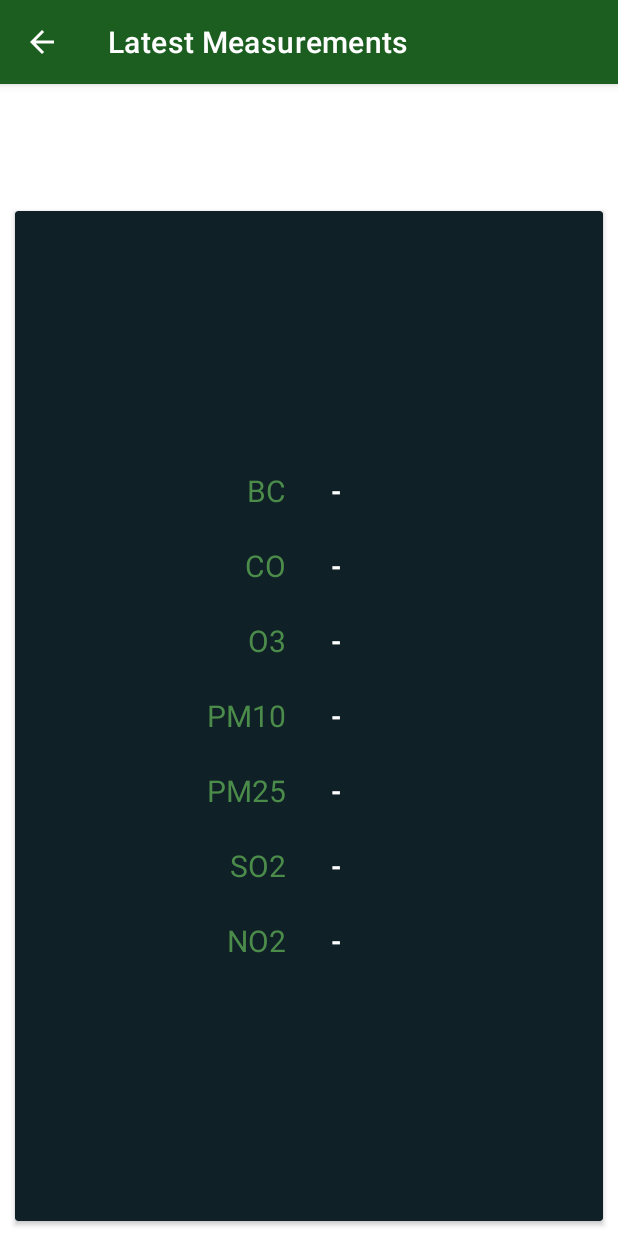
After one commit to sadoMasupilami/eatitall, an Android app: the MeasurementActivity screen opened directly, with no data from a screen before it, on a phone screen of 412 x 824 dp. The commit adds this screen. Run offline under Robolectric (Android 15) with nearby library versions, the phone set to English and light mode, and no system bars; our stand-ins replace Room's generated code.

Commit message:
measurements added, broadcast receiver, connectivity change event

```diff
--- a/app/src/main/AndroidManifest.xml
+++ b/app/src/main/AndroidManifest.xml
@@ -1,6 +1,7 @@
 <manifest xmlns:android="http://schemas.android.com/apk/res/android"
     package="at.fhjoanneum.airkoality">
 
+    <uses-permission android:name="android.permission.ACCESS_NETWORK_STATE" />
     <uses-permission android:name="android.permission.INTERNET"></uses-permission>
 
 
@@ -22,5 +23,7 @@
             </intent-filter>
         </activity>
 
+        <activity android:name=".ui.MeasurementActivity"></activity>
+
     </application>
 </manifest>
--- /dev/null
+++ b/app/src/main/java/at/fhjoanneum/airkoality/db/room/LatestMeasurementDAO.java
@@ -0,0 +1,17 @@
+package at.fhjoanneum.airkoality.db.room;
+
+import androidx.room.Dao;
+import androidx.room.Insert;
+import androidx.room.OnConflictStrategy;
+import androidx.room.Query;
+
+import at.fhjoanneum.airkoality.model.LatestMeasurements;
+
+@Dao
+public interface LatestMeasurementDAO {
+    @Insert(onConflict = OnConflictStrategy.REPLACE)
+    void add(LatestMeasurements latestMeasurements);
+
+    @Query("Select * from latestMeasurements where locationName = :locationName")
+    LatestMeasurements getForLocation(String locationName);
+}
--- /dev/null
+++ b/app/src/main/java/at/fhjoanneum/airkoality/ui/MeasurementActivity.java
@@ -0,0 +1,201 @@
+package at.fhjoanneum.airkoality.ui;
+
+import android.content.BroadcastReceiver;
+import android.content.Context;
+import android.content.Intent;
+import android.content.IntentFilter;
+import android.net.ConnectivityManager;
+import android.net.NetworkInfo;
+import android.os.Bundle;
+import android.telecom.ConnectionService;
+import android.widget.TextView;
+
+import androidx.annotation.Nullable;
+import androidx.appcompat.app.AppCompatActivity;
+
+import org.json.JSONArray;
+import org.json.JSONException;
+import org.json.JSONObject;
+
+import java.util.ArrayList;
+
+import at.fhjoanneum.airkoality.R;
+import at.fhjoanneum.airkoality.db.room.AirKoalityDB;
+import at.fhjoanneum.airkoality.model.LatestMeasurements;
+import at.fhjoanneum.airkoality.model.Measurement;
+import at.fhjoanneum.airkoality.network.HttpsGetTask;
+import at.fhjoanneum.airkoality.network.RequestCallback;
+
+public class MeasurementActivity extends AppCompatActivity implements RequestCallback {
+
+    private AirKoalityDB database;
+
+    private String locationName;
+
+    private TextView tvLocation;
+    private TextView tvBCvalue;
+    private TextView tvCOvalue;
+    private TextView tvO3value;
+    private TextView tvPM10value;
+    private TextView tvPM25value;
+    private TextView tvSO2value;
+    private TextView tvNO2value;
+
+    private NetworkStateReceiver networkStateReceiver;
+
+    @Override
+    protected void onCreate(@Nullable Bundle savedInstanceState) {
+        super.onCreate(savedInstanceState);
+        setContentView(R.layout.activity_measurement);
+
+        tvLocation = findViewById(R.id.tvLocation);
+        tvBCvalue = findViewById(R.id.tvBCvalue);
+        tvCOvalue = findViewById(R.id.tvCOvalue);
+        tvO3value = findViewById(R.id.tvO3value);
+        tvPM10value = findViewById(R.id.tvPM10value);
+        tvPM25value = findViewById(R.id.tvPM25value);
+        tvSO2value = findViewById(R.id.tvSO2value);
+        tvNO2value = findViewById(R.id.tvNO2value);
+
+        locationName = getIntent().getStringExtra("location_name");
+
+        tvLocation.setText(locationName);
+        database = AirKoalityDB.getInstance(this);
+
+        getSupportActionBar().setDisplayHomeAsUpEnabled(true);
+        getSupportActionBar().setDisplayShowHomeEnabled(true);
+
+        setTitle(R.string.latest_measurements);
+
+        networkStateReceiver = new NetworkStateReceiver();
+
+        fetchLatestMeasurements(locationName);
+    }
+
+    @Override
+    protected void onResume() {
+        super.onResume();
+        IntentFilter intentFilter = new IntentFilter();
+        intentFilter.addAction("android.net.conn.CONNECTIVITY_CHANGE");
+        registerReceiver(networkStateReceiver, intentFilter);
+    }
+
+    @Override
+    protected void onPause() {
+        super.onPause();
+        unregisterReceiver(networkStateReceiver);
+    }
+
+    @Override
+    public boolean onSupportNavigateUp() {
+        onBackPressed();
+        return true;
+    }
+
+    private void fetchLatestMeasurements(String locationName) {
+        HttpsGetTask httpsGetTask = new HttpsGetTask(this);
+        httpsGetTask.execute("https://api.openaq.org/v1/latest?location=" + locationName);
+    }
+
+    @Override
+    public void onRequestStart() {
+    }
+
+    @Override
+    public void onResult(String result) {
+        new Thread(() -> {
+            LatestMeasurements latestMeasurements;
+
+            if (result == null) {
+                latestMeasurements = database.latestMeasurementDAO().getForLocation(locationName);
+            } else {
+                latestMeasurements = parseLatestMeasurements(result);
+                if (latestMeasurements != null) {
+                    database.latestMeasurementDAO().add(latestMeasurements);
+                }
+            }
+
+            updateUI(latestMeasurements);
+
+        }).start();
+    }
+
+    public void updateUI(LatestMeasurements latestMeasurements) {
+        if (latestMeasurements != null) {
+            runOnUiThread(() -> {
+                for (Measurement measurement : latestMeasurements.getMeasurements()) {
+                    String valueString = "" + measurement.getValue() + " " + measurement.getUnit();
+                    switch (measurement.getParameter().toLowerCase()) {
+                        case "bc":
+                            tvBCvalue.setText(valueString);
+                            break;
+                        case "co":
+                            tvCOvalue.setText(valueString);
+                            break;
+                        case "no2":
+                            tvNO2value.setText(valueString);
+                            break;
+                        case "o3":
+                            tvO3value.setText(valueString);
+                            break;
+                        case "pm10":
+                            tvPM10value.setText(valueString);
+                            break;
+                        case "pm25":
+                            tvPM25value.setText(valueString);
+                            break;
+                        case "so2":
+                            tvSO2value.setText(valueString);
+                            break;
+                    }
+                }
+            });
+        }
+    }
+
+
+    private LatestMeasurements parseLatestMeasurements(String json) {
+        LatestMeasurements latestMeasurements = null;
+        try {
+            JSONObject jsonObject = new JSONObject(json);
+            JSONArray results = jsonObject.getJSONArray("results");
+            JSONObject result = results.getJSONObject(0);
+            JSONArray measurementsArray = result.getJSONArray("measurements");
+
+
+            latestMeasurements = new LatestMeasurements();
+            latestMeasurements.setLocationName(result.getString("location"));
+
+            ArrayList<Measurement> measurements = new ArrayList<>();
+            for (int i = 0; i < measurementsArray.length(); i++) {
+                JSONObject measurementResult = measurementsArray.getJSONObject(i);
+                String parameter = measurementResult.getString("parameter");
+                double value = measurementResult.getDouble("value");
+                String unit = measurementResult.getString("unit");
+                measurements.add(new Measurement(parameter, value, unit));
+            }
+            latestMeasurements.setMeasurements(measurements);
+        } catch (JSONException e) {
+            e.printStackTrace();
+        }
+        return latestMeasurements;
+    }
+
+    class NetworkStateReceiver extends BroadcastReceiver {
+
+        @Override
+        public void onReceive(Context context, Intent intent) {
+            if (isConnected(context)) {
+                fetchLatestMeasurements(locationName);
+            }
+        }
+
+        private boolean isConnected(Context context) {
+            ConnectivityManager cm = (ConnectivityManager) context.getSystemService(Context.CONNECTIVITY_SERVICE);
+
+            NetworkInfo networkInfo = cm.getActiveNetworkInfo();
+
+            return (networkInfo != null && networkInfo.isConnected());
+        }
+    }
+}
--- /dev/null
+++ b/app/src/main/res/layout/activity_measurement.xml
@@ -0,0 +1,190 @@
+<?xml version="1.0" encoding="utf-8"?>
+<LinearLayout xmlns:android="http://schemas.android.com/apk/res/android"
+    xmlns:app="http://schemas.android.com/apk/res-auto"
+    android:layout_width="match_parent"
+    android:layout_height="match_parent"
+    android:gravity="center"
+    android:orientation="vertical">
+
+    <TextView
+        android:id="@+id/tvLocation"
+        android:layout_width="wrap_content"
+        android:layout_height="wrap_content"
+        android:layout_gravity="center"
+        android:gravity="center"
+        android:padding="20dp"
+        android:text=""
+        android:textColor="@color/primaryLightColor"
+        android:textSize="25sp"
+        android:textStyle="bold" />
+
+    <androidx.cardview.widget.CardView
+        android:layout_width="match_parent"
+        android:layout_height="0dp"
+        android:layout_gravity="center"
+        android:layout_margin="10dp"
+        android:layout_weight="1"
+        app:cardBackgroundColor="@color/secondaryDarkColor">
+
+        <TableLayout
+            android:layout_width="match_parent"
+            android:layout_height="wrap_content"
+            android:layout_gravity="center"
+            android:gravity="center">
+
+            <TableRow
+                android:gravity="center"
+                android:paddingLeft="5dp"
+                android:paddingRight="5dp">
+
+                <TextView
+                    style="@style/MeasurementLabel"
+                    android:layout_width="0dp"
+                    android:layout_height="@dimen/measurement_label_size"
+                    android:layout_weight="1"
+                    android:text="BC" />
+
+                <TextView
+                    android:id="@+id/tvBCvalue"
+                    style="@style/MeasurementValueText"
+                    android:layout_width="0dp"
+                    android:layout_height="wrap_content"
+                    android:layout_gravity="start|center_vertical"
+                    android:layout_weight="1"
+                    android:text="-" />
+            </TableRow>
+
+            <TableRow
+                android:gravity="center"
+                android:paddingLeft="5dp"
+                android:paddingRight="5dp">
+
+                <TextView
+                    style="@style/MeasurementLabel"
+                    android:layout_width="0dp"
+                    android:layout_height="@dimen/measurement_label_size"
+                    android:layout_weight="1"
+                    android:text="CO" />
+
+                <TextView
+                    android:id="@+id/tvCOvalue"
+                    style="@style/MeasurementValueText"
+                    android:layout_width="0dp"
+                    android:layout_height="wrap_content"
+                    android:layout_gravity="start|center_vertical"
+                    android:layout_weight="1"
+                    android:text="-" />
+            </TableRow>
+
+            <TableRow
+                android:gravity="center"
+                android:paddingLeft="5dp"
+                android:paddingRight="5dp">
+
+                <TextView
+                    style="@style/MeasurementLabel"
+                    android:layout_width="0dp"
+                    android:layout_height="@dimen/measurement_label_size"
+                    android:layout_weight="1"
+                    android:text="O3" />
+
+                <TextView
+                    android:id="@+id/tvO3value"
+                    style="@style/MeasurementValueText"
+                    android:layout_width="0dp"
+                    android:layout_height="wrap_content"
+                    android:layout_gravity="start|center_vertical"
+                    android:layout_weight="1"
+                    android:text="-" />
+            </TableRow>
+
+            <TableRow
+                android:gravity="center"
+                android:paddingLeft="5dp"
+                android:paddingRight="5dp">
+
+                <TextView
+                    style="@style/MeasurementLabel"
+                    android:layout_width="0dp"
+                    android:layout_height="@dimen/measurement_label_size"
+                    android:layout_weight="1"
+                    android:text="PM10" />
+
+                <TextView
+                    android:id="@+id/tvPM10value"
+                    style="@style/MeasurementValueText"
+                    android:layout_width="0dp"
+                    android:layout_height="wrap_content"
+                    android:layout_gravity="start|center_vertical"
+                    android:layout_weight="1"
+                    android:text="-" />
+            </TableRow>
+
+            <TableRow
+                android:gravity="center"
+                android:paddingLeft="5dp"
+                android:paddingRight="5dp">
+
+                <TextView
+                    style="@style/MeasurementLabel"
+                    android:layout_width="0dp"
+                    android:layout_height="@dimen/measurement_label_size"
+                    android:layout_weight="1"
+                    android:text="PM25" />
+
+                <TextView
+                    android:id="@+id/tvPM25value"
+                    style="@style/MeasurementValueText"
+                    android:layout_width="0dp"
+                    android:layout_height="wrap_content"
+                    android:layout_gravity="start|center_vertical"
+                    android:layout_weight="1"
+                    android:text="-" />
+            </TableRow>
+
+            <TableRow
+                android:gravity="center"
+                android:paddingLeft="5dp"
+                android:paddingRight="5dp">
+
+                <TextView
+                    style="@style/MeasurementLabel"
+                    android:layout_width="0dp"
+                    android:layout_height="@dimen/measurement_label_size"
+                    android:layout_weight="1"
+                    android:text="SO2" />
+
+                <TextView
+                    android:id="@+id/tvSO2value"
+                    style="@style/MeasurementValueText"
+                    android:layout_width="0dp"
+                    android:layout_height="wrap_content"
+                    android:layout_gravity="left|center_vertical"
+                    android:layout_weight="1"
+                    android:text="-" />
+            </TableRow>
+
+            <TableRow
+                android:gravity="center"
+                android:paddingLeft="5dp"
+                android:paddingRight="5dp">
+
+                <TextView
+                    style="@style/MeasurementLabel"
+                    android:layout_width="0dp"
+                    android:layout_height="@dimen/measurement_label_size"
+                    android:layout_weight="1"
+                    android:text="NO2" />
+
+                <TextView
+                    android:id="@+id/tvNO2value"
+                    style="@style/MeasurementValueText"
+                    android:layout_width="0dp"
+                    android:layout_height="wrap_content"
+                    android:layout_gravity="left|center_vertical"
+                    android:layout_weight="1"
+                    android:text="-" />
+            </TableRow>
+        </TableLayout>
+    </androidx.cardview.widget.CardView>
+</LinearLayout>
--- /dev/null
+++ b/app/src/main/res/values/dimens.xml
@@ -0,0 +1,4 @@
+<?xml version="1.0" encoding="utf-8"?>
+<resources>
+    <dimen name="measurement_label_size">50dp</dimen>
+</resources>
--- a/app/src/main/res/values/strings.xml
+++ b/app/src/main/res/values/strings.xml
@@ -1,3 +1,4 @@
 <resources>
     <string name="app_name">AirKoality</string>
+    <string name="latest_measurements">Latest Measurements</string>
 </resources>
--- a/app/src/main/res/values/styles.xml
+++ b/app/src/main/res/values/styles.xml
@@ -15,4 +15,17 @@
         <item name="colorAccent">@color/secondaryColor</item>
     </style>
 
+    <style name="MeasurementValueText">
+        <item name="android:textSize">18sp</item>
+        <item name="android:layout_marginLeft">30dp</item>
+        <item name="android:textStyle">bold</item>
+        <item name="android:textColor">@color/secondaryTextColor</item>
+    </style>
+
+    <style name="MeasurementLabel">
+        <item name="android:textColor">@color/primaryLightColor</item>
+        <item name="android:textSize">20sp</item>
+        <item name="android:gravity">right|center_vertical</item>
+    </style>
+
 </resources>
```
Also changed, not shown: app/src/main/java/at/fhjoanneum/airkoality/db/room/AirKoalityDB.java (+7 -2 lines), app/src/main/java/at/fhjoanneum/airkoality/db/room/Converters.java (added, +44 -0 lines), app/src/main/java/at/fhjoanneum/airkoality/model/LatestMeasurements.java (added, +35 -0 lines), app/src/main/java/at/fhjoanneum/airkoality/model/Measurement.java (added, +37 -0 lines), app/src/main/java/at/fhjoanneum/airkoality/ui/MainActivity.java (+14 -5 lines), app/src/main/java/at/fhjoanneum/airkoality/ui/fragment/LocationListFragment.java (+5 -4 lines).
